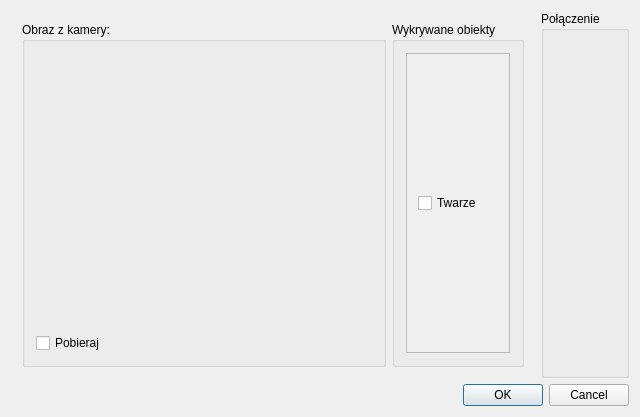
mcharmas/Bazinga, file app/CamDriver/configdialog.ui: the form before one commit.
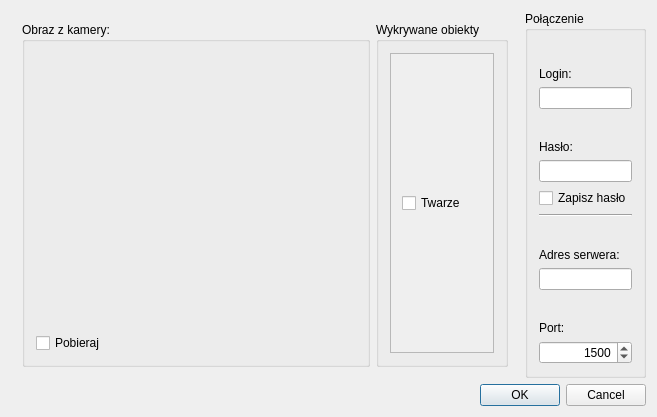
The form after the commit. Icons and pictures are not drawn. Custom widgets are drawn as their Qt base class.

The edit to the form file:
```diff
--- a/app/CamDriver/configdialog.ui
+++ b/app/CamDriver/configdialog.ui
@@ -92,6 +92,91 @@
        <property name="title">
         <string>Połączenie</string>
        </property>
+       <layout class="QVBoxLayout" name="verticalLayout_4">
+        <item>
+         <widget class="QLabel" name="label">
+          <property name="text">
+           <string>Login:</string>
+          </property>
+          <property name="alignment">
+           <set>Qt::AlignBottom|Qt::AlignLeading|Qt::AlignLeft</set>
+          </property>
+         </widget>
+        </item>
+        <item>
+         <widget class="QLineEdit" name="loginEdiit"/>
+        </item>
+        <item>
+         <widget class="QLabel" name="label_2">
+          <property name="text">
+           <string>Hasło:</string>
+          </property>
+          <property name="alignment">
+           <set>Qt::AlignBottom|Qt::AlignLeading|Qt::AlignLeft</set>
+          </property>
+         </widget>
+        </item>
+        <item>
+         <widget class="QLineEdit" name="passwordEdit">
+          <property name="echoMode">
+           <enum>QLineEdit::Password</enum>
+          </property>
+         </widget>
+        </item>
+        <item>
+         <widget class="QCheckBox" name="checkBox_3">
+          <property name="text">
+           <string>Zapisz hasło</string>
+          </property>
+         </widget>
+        </item>
+        <item>
+         <widget class="Line" name="line">
+          <property name="orientation">
+           <enum>Qt::Horizontal</enum>
+          </property>
+         </widget>
+        </item>
+        <item>
+         <widget class="QLabel" name="label_3">
+          <property name="text">
+           <string>Adres serwera:</string>
+          </property>
+          <property name="alignment">
+           <set>Qt::AlignBottom|Qt::AlignLeading|Qt::AlignLeft</set>
+          </property>
+         </widget>
+        </item>
+        <item>
+         <widget class="QLineEdit" name="addressEdit"/>
+        </item>
+        <item>
+         <widget class="QLabel" name="label_4">
+          <property name="text">
+           <string>Port:</string>
+          </property>
+          <property name="alignment">
+           <set>Qt::AlignBottom|Qt::AlignLeading|Qt::AlignLeft</set>
+          </property>
+         </widget>
+        </item>
+        <item>
+         <widget class="QSpinBox" name="portNumberBox">
+          <property name="alignment">
+           <set>Qt::AlignRight|Qt::AlignTrailing|Qt::AlignVCenter</set>
+          </property>
+          <property name="minimum">
+           <number>1</number>
+          </property>
+          <property name="maximum">
+           <number>65535</number>
+          </property>
+          <property name="value">
+           <number>1500</number>
+          </property>
+         </widget>
+        </item>
+       </layout>
       </widget>
      </item>
     </layout>
```
Left out of the diff: 43 changed lines with no effect on the pictures.
